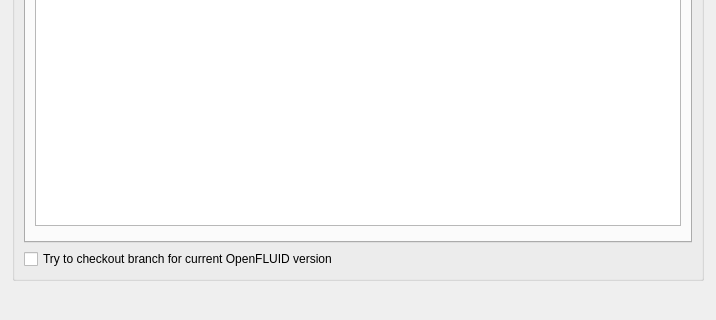
Qt form src/openfluid/ui/waresdev/WaresSrcImportDialog.ui (OpenFLUID/openfluid) before a commit; both pictures show x 0 to 716 and y 435 to 755 of the 716 by 755 pixel window.
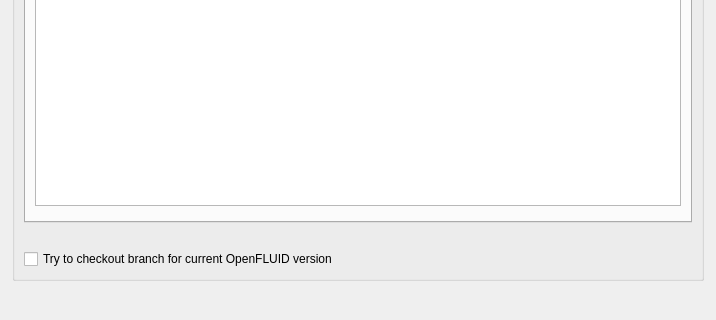
The same form after that commit. Custom widgets are drawn as their Qt base class.

Commit message:
Fix of resetting selection when filtering on import ware dialog
(closes OpenFLUID/openfluid#1147)

Patch:
```diff
--- a/src/openfluid/ui/waresdev/WaresSrcImportDialog.ui
+++ b/src/openfluid/ui/waresdev/WaresSrcImportDialog.ui
@@ -302,6 +302,13 @@
           </widget>
          </widget>
         </item>
+        <item>
+         <widget class="QLabel" name="SelectionCountLabel">
+          <property name="text">
+           <string/>
+          </property>
+         </widget>
+        </item>
         <item>
          <widget class="QCheckBox" name="CheckoutCurrentVersionCheckBox">
           <property name="layoutDirection">
```
The commit also changes 4 other files.
